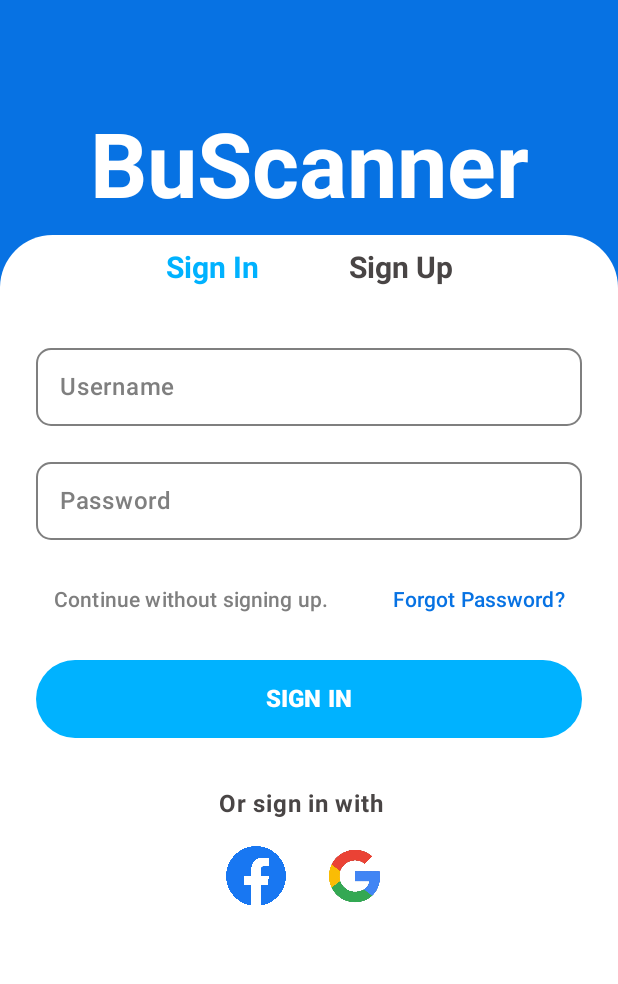
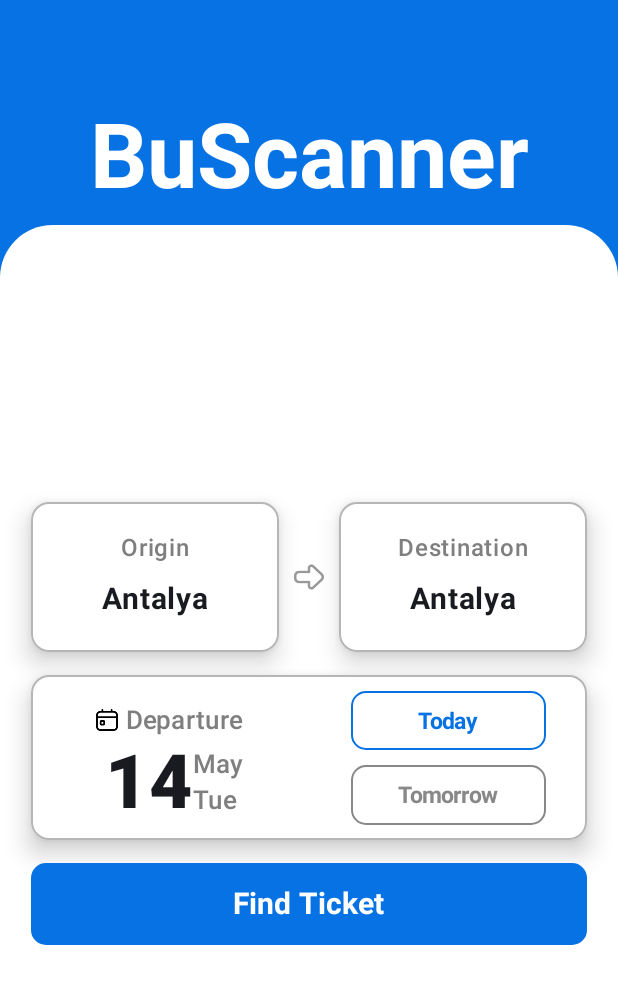
Before and after one commit to akdenizcse/cse-234-term-project-cse-234-vehicle-ticket, an Android app built with Jetpack Compose: the screen it shows after launch (MainActivity), on a phone screen of 412 x 824 dp. Shown: the top 984 px of the screen. Run offline under Robolectric (Android 15) with nearby library versions, the phone set to English and light mode, and no system bars; libraries missing offline, so code that uses them is left out: com.vanpra.composematerialdialogs; 2 statements that could not run were skipped.

Commit message:
Search Page
Search Page UI

```diff
--- a/app/build.gradle.kts
+++ b/app/build.gradle.kts
@@ -30,6 +30,7 @@ android {
         }
     }
     compileOptions {
+        isCoreLibraryDesugaringEnabled = true
         sourceCompatibility = JavaVersion.VERSION_1_8
         targetCompatibility = JavaVersion.VERSION_1_8
     }
@@ -71,4 +72,6 @@ dependencies {
     val nav_version = "2.7.7"
 
     implementation("androidx.navigation:navigation-compose:$nav_version")
+    implementation ("io.github.vanpra.compose-material-dialogs:datetime:0.8.1-rc")
+    coreLibraryDesugaring ("com.android.tools:desugar_jdk_libs:1.1.6")
 }
--- a/app/src/main/java/com/example/buss/Home.kt
+++ b/app/src/main/java/com/example/buss/Home.kt
@@ -1,12 +1,410 @@
 package com.example.buss
 
+import android.widget.Toast
+import androidx.compose.foundation.BorderStroke
+import androidx.compose.foundation.Image
+import androidx.compose.foundation.background
+import androidx.compose.foundation.layout.Arrangement
+import androidx.compose.foundation.layout.Box
+import androidx.compose.foundation.layout.Column
+import androidx.compose.foundation.layout.Row
+import androidx.compose.foundation.layout.Spacer
+import androidx.compose.foundation.layout.fillMaxSize
+import androidx.compose.foundation.layout.fillMaxWidth
+import androidx.compose.foundation.layout.height
+import androidx.compose.foundation.layout.padding
+import androidx.compose.foundation.layout.size
+import androidx.compose.foundation.shape.RoundedCornerShape
+import androidx.compose.material3.Button
+import androidx.compose.material3.ButtonDefaults
+import androidx.compose.material3.Card
+import androidx.compose.material3.CardDefaults
+import androidx.compose.material3.DatePicker
+import androidx.compose.material3.DatePickerDefaults
+import androidx.compose.material3.DatePickerDialog
+import androidx.compose.material3.DisplayMode
+import androidx.compose.material3.ExperimentalMaterial3Api
+import androidx.compose.material3.Icon
+import androidx.compose.material3.OutlinedButton
+import androidx.compose.material3.Text
+import androidx.compose.material3.TextButton
+import androidx.compose.material3.rememberDatePickerState
 import androidx.compose.runtime.Composable
+import androidx.compose.runtime.derivedStateOf
+import androidx.compose.ui.Alignment
+import androidx.compose.ui.Modifier
+import androidx.compose.ui.draw.clip
+import androidx.compose.ui.graphics.Color
+import androidx.compose.ui.res.painterResource
+import androidx.compose.ui.text.TextStyle
+import androidx.compose.ui.text.font.FontStyle
+import androidx.compose.ui.text.font.FontWeight
+import androidx.compose.ui.unit.dp
+import androidx.compose.ui.unit.sp
+import com.example.buss.ui.theme.BBlue
+import com.example.buss.ui.theme.BDarkWhite
+import com.example.buss.ui.theme.BLightGrey
+import androidx.compose.runtime.getValue
+import androidx.compose.runtime.mutableStateOf
+import androidx.compose.runtime.remember
+import androidx.compose.runtime.setValue
+import com.vanpra.composematerialdialogs.MaterialDialog
+import com.vanpra.composematerialdialogs.rememberMaterialDialogState
+import java.time.LocalDate
+
+
+val globalCounter = mutableStateOf(0)
 
 @Composable
 fun Home() {
-    val name = "Buss"
-    val age = 2
-    val color = "Blue"
+    Column(
+        modifier = Modifier
+            .fillMaxSize()
+            .background(BBlue)
+    )
+    {
+        TopBox()
+        SearchBox()
+    }
+}
+
+@OptIn(ExperimentalMaterial3Api::class)
+@Composable
+fun SearchBox() {
+    var selectedDate by remember { mutableStateOf(LocalDate.now()) }
+
+    val todayColor = if (selectedDate == LocalDate.now()) {
+        BBlue
+    } else {
+        BLightGrey
+    }
+
+    val tomorrowColor = if (selectedDate == LocalDate.now().plusDays(1)) {
+        Color.Blue
+    } else {
+        Color.Gray
+    }
+    val dateDialogState = rememberMaterialDialogState()
+
+    Column(
+        modifier = Modifier
+            .fillMaxSize()
+            .clip(shape = RoundedCornerShape(35.dp, 35.dp, 0.dp, 0.dp))
+            .background(Color.White)
+            .height(50.dp),
+        horizontalAlignment = Alignment.CenterHorizontally,
+        verticalArrangement = Arrangement.Center
+    ) {
+        Row(
+            verticalAlignment = Alignment.CenterVertically,
+            modifier = Modifier.fillMaxWidth(0.9f)
+        ) {
+
+            SearchCard("Origin", Modifier.weight(1f))
+            Image(
+                painter = painterResource(id = R.drawable.right),
+                contentDescription = "right",
+                modifier = Modifier
+                    .size(40.dp)
+                    .padding(10.dp),
+                alignment = Alignment.Center, alpha = 0.4f
+            )
+            SearchCard("Destination", Modifier.weight(1f))
+        }
+        Card(
+            onClick = {
+                dateDialogState.show()
+            },
+            border = BorderStroke(1.dp, BDarkWhite),
+            elevation = CardDefaults.cardElevation(10.dp),
+            colors = CardDefaults.cardColors(
+                containerColor = Color.White,
+            ),
+            modifier = Modifier
+                .fillMaxWidth(0.9f)
+                .height(125.dp)
+                .padding(top = 15.dp),
+        ) {
+            Row(
+                verticalAlignment = Alignment.CenterVertically,
+                horizontalArrangement = Arrangement.Center
+            ) {
+                Column(
+
+                    modifier = Modifier.weight(1f),
+                    horizontalAlignment = Alignment.CenterHorizontally,
+                    verticalArrangement = Arrangement.Center
+                ) {
+                    Spacer(modifier = Modifier.height(8.dp))
+                    Row(
+                        verticalAlignment = Alignment.CenterVertically,
+                        horizontalArrangement = Arrangement.End
+                    ) {
+                        Icon(
+                            painter = painterResource(id = R.drawable.calendar),
+                            contentDescription = "search",
+                            modifier = Modifier
+                                .size(20.dp)
+                                .padding(end = 5.dp),
+                            tint = Color.Black
+                        )
+                        Text(
+                            text = "Departure",
+                            fontSize = 17.sp,
+                            fontWeight = FontWeight.Medium,
+                            color = BLightGrey
+                        )
+                    }
+                    Row(
+                        verticalAlignment = Alignment.CenterVertically,
+                        horizontalArrangement = Arrangement.Center,
+
+                        ) {
+                        Text(
+                            text = selectedDate.dayOfMonth.toString(),
+                            fontSize = 50.sp,
+                            fontWeight = FontWeight.ExtraBold,
+                            modifier = Modifier.padding(start = 6.dp)
+                        )
+                        Column(
+                            verticalArrangement = Arrangement.Center,
+                            horizontalAlignment = Alignment.Start
+                        ) {
+                            Text(
+                                text = capitalizeFirstLetter(
+                                    selectedDate.month.toString().substring(0, 3)
+                                ),
+                                fontSize = 17.sp,
+                                fontWeight = FontWeight.SemiBold,
+                                color = BLightGrey
+                            )
+                            Text(
+                                text = capitalizeFirstLetter(
+                                    selectedDate.dayOfWeek.toString().substring(0, 3)
+                                ),
+                                fontSize = 17.sp,
+                                fontWeight = FontWeight.SemiBold, color = BLightGrey
+                            )
+                        }
+                    }
+                }
+                Column(
+                    verticalArrangement = Arrangement.Center,
+                    horizontalAlignment = Alignment.CenterHorizontally,
+                    modifier = Modifier.weight(1f)
+                ) {
+                    DayCardButton(
+                        text = "Today",
+                        weight = Modifier
+                            .weight(1f)
+                            .padding(top = 10.dp, bottom = 5.dp),
+                        color = todayColor,
+                        click = {
+                            selectedDate = LocalDate.now()
+                        }
+                    )
+                    DayCardButton(
+                        text = "Tomorrow",
+                        weight = Modifier
+                            .weight(1f)
+                            .padding(top = 5.dp, bottom = 10.dp),
+                        color = tomorrowColor,
+                        click = {
+                            selectedDate = LocalDate.now().plusDays(1)
+                        }
+                    )
+
+                }
+
+            }
+        }
+        SearchButton()
+        if (dateDialogState.showing) {
+            val datePickerState = rememberDatePickerState()
+            val state = rememberDatePickerState(initialDisplayMode = DisplayMode.Input)
+            DatePickerDialog(
+                colors = DatePickerDefaults.colors(
+                    containerColor = Color.White,
+                ),
+                onDismissRequest = {
+                    dateDialogState.hide()
+                },
+                confirmButton = {
+                    TextButton(
+                        onClick = {
+                            dateDialogState.hide()
+                            var date = "no selection"
+                            if (datePickerState.selectedDateMillis != null) {
+                                selectedDate = LocalDate.ofEpochDay(
+                                    datePickerState.selectedDateMillis!! / 86400000
+                                )
+                            }
+
+                        },
+                    ) {
+                        Text("OK")
+                    }
+                },
+                dismissButton = {
+                    TextButton(
+                        onClick = {
+                            dateDialogState.hide()
+                        }
+                    ) {
+                        Text("Cancel")
+                    }
+                }
+            ) {
+                DatePicker(
+                    state = datePickerState,
+                    colors = DatePickerDefaults.colors(
+                        selectedDayContentColor = Color.White,
+                        selectedDayContainerColor = BLightGrey,
+                        )
+                )
+            }
+
+        }
+    }
+}
+
+@Composable
+fun SearchButton() {
+    Button(
+        onClick = { /*TODO*/ },
+        modifier = Modifier
+            .height(80.dp)
+            .fillMaxWidth(0.9f)
+            .padding(top = 15.dp, bottom = 10.dp),
+        colors = ButtonDefaults.buttonColors(
+            containerColor = BBlue
+        ),
+        shape = RoundedCornerShape(10.dp)
+    ) {
+        Text(
+            text = "Find Ticket",
+            color = Color.White,
+            fontSize = 20.sp,
+            fontWeight = FontWeight.Bold
+        )
+    }
+}
 
 
+@Composable
+fun DayCardButton(
+    text: String,
+    weight: Modifier,
+    color: Color = BLightGrey,
+    click: () -> Unit = {}
+) {
+    OutlinedButton(
+        shape = RoundedCornerShape(10.dp),
+        onClick = click,
+        modifier = weight
+            .height(50.dp)
+            .fillMaxWidth(0.7f),
+        border = BorderStroke(1.dp, color)
+
+    ) {
+        Text(
+            text = text,
+            color = color,
+            fontSize = 15.sp,
+            fontWeight = FontWeight.Bold
+        )
+    }
 }
+
+@Composable
+fun SearchCard(text: String, weight: Modifier) {
+    Card(
+        border = BorderStroke(1.dp, BDarkWhite),
+        elevation = CardDefaults.cardElevation(10.dp),
+        colors = CardDefaults.cardColors(
+            containerColor = Color.White,
+        ),
+        modifier = weight
+            .height(100.dp),
+    ) {
+        Column(
+            horizontalAlignment = Alignment.CenterHorizontally,
+            verticalArrangement = Arrangement.Center,
+            modifier = Modifier
+                .fillMaxSize()
+        ) {
+            Text(
+                text = text,
+                modifier = Modifier.padding(top = 10.dp),
+                color = BLightGrey,
+                fontSize = 16.sp,
+                fontWeight = FontWeight.SemiBold
+            )
+            Text(
+                text = "Antalya",
+                modifier = Modifier.padding(top = 10.dp, bottom = 15.dp),
+                fontSize = 20.sp,
+                fontWeight = FontWeight.Bold
+            )
+        }
+
+    }
+}
+
+@Composable
+fun TopBox() {
+    Box(
+        modifier = Modifier
+            .background(BBlue)
+            .height(150.dp)
+            .fillMaxWidth()
+    ) {
+        Column(
+            modifier = Modifier
+                .fillMaxSize()
+                .background(BBlue),
+            horizontalAlignment = Alignment.CenterHorizontally,
+            verticalArrangement = Arrangement.Bottom
+        ) {
+
+            Text(
+                "BuScanner",
+                style = TextStyle(
+                    fontWeight = FontWeight.Bold,
+                    fontStyle = FontStyle.Normal,
+                    fontSize = 60.sp,
+                    color = Color.White
+                ),
+                modifier = Modifier
+
+                    .padding(
+                        bottom = 10.dp
+                    )
+            )
+        }
+
+
+    }
+}
+
+val turkishCitiesList = listOf(
+    "Adana", "Adıyaman", "Afyonkarahisar", "Ağrı", "Aksaray", "Amasya", "Ankara",
+    "Antalya", "Ardahan", "Artvin", "Aydın", "Balıkesir", "Bartın", "Batman",
+    "Bayburt", "Bilecik", "Bingöl", "Bitlis", "Bolu", "Burdur", "Bursa",
+    "Çanakkale", "Çankırı", "Çorum", "Denizli", "Diyarbakır", "Düzce", "Edirne",
+    "Elazığ", "Erzincan", "Erzurum", "Eskişehir", "Gaziantep", "Giresun", "Gümüşhane",
+    "Hakkâri", "Hatay", "Iğdır", "Isparta", "İstanbul", "İzmir", "Kahramanmaraş",
+    "Karabük", "Karaman", "Kars", "Kastamonu", "Kayseri", "Kilis", "Kırıkkale",
+    "Kırklareli", "Kırşehir", "Kocaeli", "Konya", "Kütahya", "Malatya", "Manisa",
+    "Mardin", "Mersin", "Muğla", "Muş", "Nevşehir", "Niğde", "Ordu", "Osmaniye",
+    "Rize", "Sakarya", "Samsun", "Şanlıurfa", "Siirt", "Sinop", "Sivas", "Şırnak",
+    "Tekirdağ", "Tokat", "Trabzon", "Tunceli", "Uşak", "Van", "Yalova", "Yozgat",
+    "Zonguldak"
+)
+
+fun capitalizeFirstLetter(input: String): String {
+    if (input.isEmpty()) {
+        return input
+    }
+    return input.substring(0, 1).uppercase() + input.substring(1).lowercase()
+}
--- a/app/src/main/java/com/example/buss/MainActivity.kt
+++ b/app/src/main/java/com/example/buss/MainActivity.kt
@@ -76,8 +76,10 @@ import com.example.buss.ui.theme.BBlue
 import com.example.buss.ui.theme.BLightGrey
 import com.example.buss.ui.theme.BNeonDarkBlue
 import com.example.buss.ui.theme.BussTheme
+import java.time.LocalDate
 
 class MainActivity : ComponentActivity() {
+
     override fun onCreate(savedInstanceState: Bundle?) {
         super.onCreate(savedInstanceState)
         enableEdgeToEdge()
@@ -93,28 +95,30 @@ class MainActivity : ComponentActivity() {
         }
 
         setContent {
+                var selectedDate by remember { mutableStateOf(LocalDate.now()) }
             BussTheme {
                 // A surface container using the 'background' color from the theme
                 Surface(
                     modifier = Modifier.fillMaxSize(),
                     color = Color.White
                 ) {
-                    val navController = rememberNavController()
-
-                    Column(
-                        modifier = Modifier.fillMaxSize(),
-                        horizontalAlignment = Alignment.CenterHorizontally,
-                    ) {
-                        TopBox(navController)
-                        NavHost(navController = navController, startDestination = "login") {
-                            composable("login") {
-                                Login(navController)
-                            }
-                            composable("signup") {
-                                SignUp(navController)
-                            }
-                        }
-                    }
+                    Home()
+//                    val navController = rememberNavController()
+//
+//                    Column(
+//                        modifier = Modifier.fillMaxSize(),
+//                        horizontalAlignment = Alignment.CenterHorizontally,
+//                    ) {
+//                        TopBox(navController)
+//                        NavHost(navController = navController, startDestination = "login") {
+//                            composable("login") {
+//                                Login(navController)
+//                            }
+//                            composable("signup") {
+//                                SignUp(navController)
+//                            }
+//                        }
+//                    }
 
                 }
             }
--- a/app/src/main/java/com/example/buss/ui/theme/Color.kt
+++ b/app/src/main/java/com/example/buss/ui/theme/Color.kt
@@ -11,11 +11,12 @@ val PurpleGrey40 = Color(0xFF625b71)
 val Pink40 = Color(0xFF7D5260)
 
 val BDarkBlue = Color(0xFF054A99)
-val BLightBlue= Color(0xFF42669E)
+val BLightBlue= Color(0xFFA1C5FF)
 val BCyan = Color(0xFF36B2A7)
 val BBlue = Color(0xFF0772E3)
 val BDarkGrey = Color(0xFF37353C)
 val BLightGrey = Color(0xFF7F7F7F)
+val BDarkWhite = Color(0xFFB6B6B6)
 val BNeonBlue = Color(0xFF00FFD1)
 val BNeonDarkBlue = Color(0xFF00B2FF)
 val BBlackLight = Color(0xFF494545)
```
Also changed, not shown: app/src/main/res/drawable/calendar.png (added), app/src/main/res/drawable/right.png (added).
